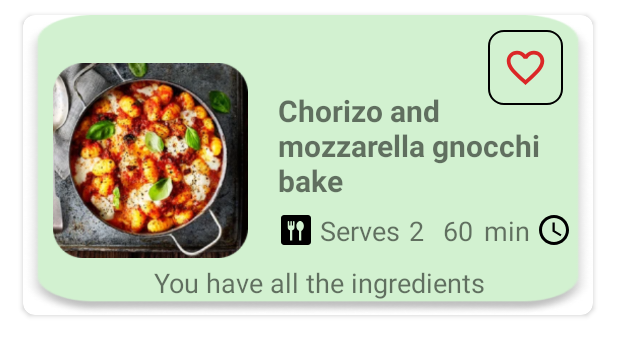
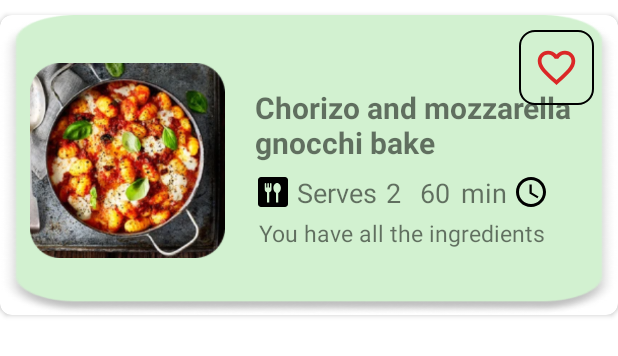
Before and after one commit to RuveydaBilir/Recipeasy, an Android app: the layout recipes.xml on its own in the app's theme, with its tools: preview values and no code run, on a phone screen of 412 x 824 dp. Shown: the top 356 px of the screen. Run offline under Robolectric (Android 15) with nearby library versions, the light colour scheme and no system bars.

Commit message:
Some errors fixed
in Recipe recommendation

```diff
--- a/app/src/main/res/layout/recipes.xml
+++ b/app/src/main/res/layout/recipes.xml
@@ -4,9 +4,8 @@
     xmlns:app="http://schemas.android.com/apk/res-auto"
     xmlns:tools="http://schemas.android.com/tools"
     android:id="@+id/recipes_recyclerView"
-    android:layout_width="380dp"
+    android:layout_width="match_parent"
     android:layout_height="200dp"
-    android:layout_marginHorizontal="15dp"
     android:layout_marginTop="10dp"
     app:cardCornerRadius="8dp">
 
@@ -32,14 +31,15 @@
             android:layout_width="0dp"
             android:layout_height="wrap_content"
             android:layout_marginStart="20dp"
-            android:layout_marginTop="50dp"
+            android:layout_marginTop="48dp"
             android:layout_marginEnd="30dp"
+            android:gravity="left"
             android:text="Chorizo and mozzarella gnocchi bake"
-            android:gravity="left"
             android:textSize="20dp"
             android:textStyle="bold"
+            app:layout_constraintEnd_toEndOf="parent"
+            app:layout_constraintHorizontal_bias="1.0"
             app:layout_constraintStart_toEndOf="@id/recipeImage"
-            app:layout_constraintEnd_toEndOf="parent"
             app:layout_constraintTop_toTopOf="parent" />
 
         <TextView
@@ -95,25 +95,27 @@
             android:layout_width="wrap_content"
             android:layout_height="wrap_content"
             android:layout_marginStart="15dp"
-            android:layout_marginTop="10dp"
+            android:layout_marginTop="4dp"
+            android:layout_marginEnd="4dp"
             android:text="You have all the ingredients"
-            android:textSize="18dp"
-            app:layout_constraintStart_toStartOf="parent"
-            app:layout_constraintTop_toBottomOf="@id/recipeTime"
-            app:layout_constraintEnd_toEndOf="parent" />
+            android:textSize="15dp"
+            app:layout_constraintEnd_toEndOf="parent"
+            app:layout_constraintHorizontal_bias="0.147"
+            app:layout_constraintStart_toEndOf="@id/recipeImage"
+            app:layout_constraintTop_toBottomOf="@id/recipeTime" />
 
         <ImageButton
             android:id="@+id/recipes_favorites_button"
             android:layout_width="50dp"
             android:layout_height="50dp"
-            android:layout_marginTop="20dp"
+            android:layout_marginVertical="10dp"
+            android:layout_marginTop="4dp"
+            android:layout_marginEnd="16dp"
             android:background="@drawable/return_border"
             android:contentDescription="favorites"
             android:src="@drawable/favorite_icibos"
             app:layout_constraintEnd_toEndOf="parent"
-            android:layout_marginEnd="20dp"
             app:layout_constraintTop_toTopOf="parent"
-            android:layout_marginVertical="10dp"
             tools:ignore="MissingConstraints" />
 
     </androidx.constraintlayout.widget.ConstraintLayout>
```
Also changed, not shown: app/src/main/java/com/example/recipeasy/RecommendRecipesActivity.java (+5 -4 lines), app/src/main/res/layout/activity_recommend_recipes.xml (+8 -0 lines).
